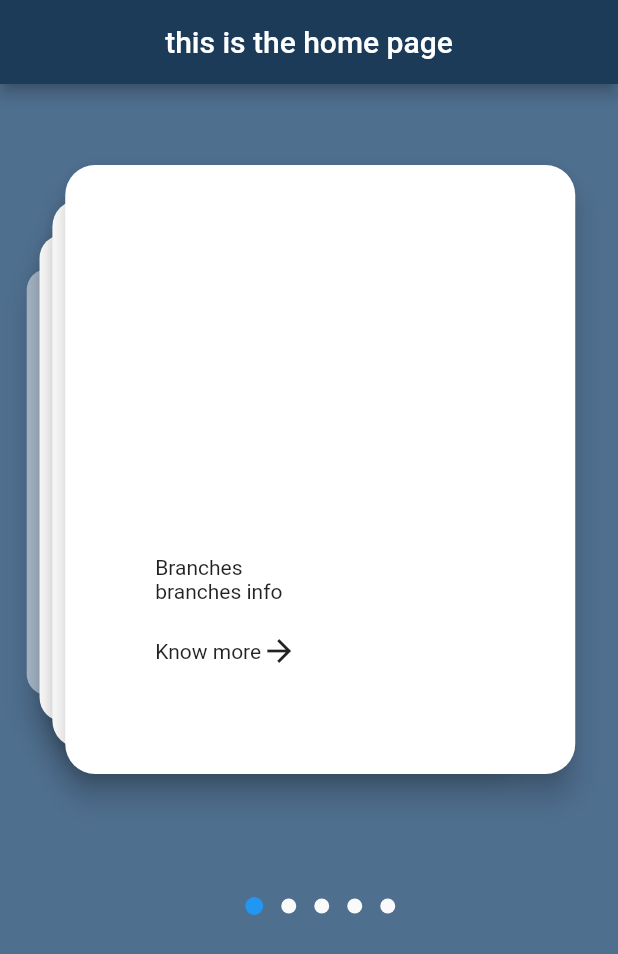
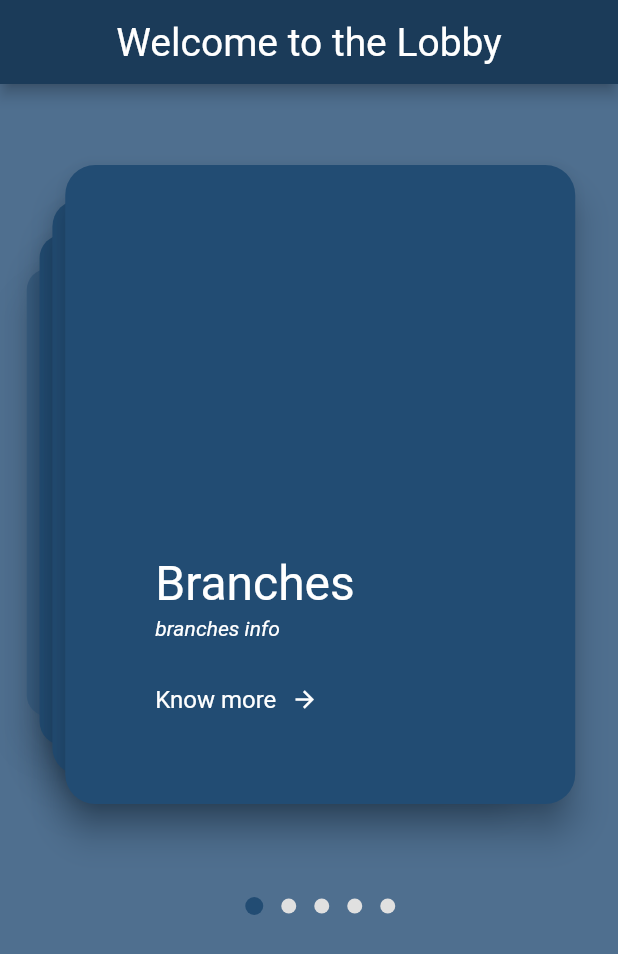
Before and after one commit to 42ip/student-db, a Flutter app: the screen it shows after launch, on a phone screen of 412 x 824 dp. Shown: the top 954 px of the screen. Run offline on Flutter 3.47's test engine with Material 2 defaults, Android fonts, the phone set to English and light mode, and no system bars; our stand-ins replace data_connection_checker, delayed_display, flutter_spinkit, flutter_swiper, hexcolor and 1 more; missing offline and left inert: dart:ffi.

Commit message:
ui changes for homepage

```diff
--- a/lib/pages/home.dart
+++ b/lib/pages/home.dart
@@ -19,7 +19,11 @@ class _HomeState extends State<Home> {
       appBar: AppBar(
         backgroundColor: Hexcolor('#1B3B59'),
         centerTitle: true,
-        title: Text('this is the home page'),
+        title: Text('Welcome to the Lobby',
+          style: TextStyle(
+            fontWeight: FontWeight.w400,
+            fontSize: 26,
+          ),)
       ),
       body:Container(
         height: 570,
@@ -32,6 +36,8 @@ class _HomeState extends State<Home> {
           pagination: SwiperPagination(
             builder: DotSwiperPaginationBuilder(
               activeSize: 12,
+              activeColor: Hexcolor('#224c73'),
+              color: Colors.grey[300],
               space: 6,
             ),
           ),
@@ -46,7 +52,9 @@ class _HomeState extends State<Home> {
                     children:<Widget>[
                       SizedBox(height: 50,),
                       Card(
-                        elevation : 8,
+                        color: Hexcolor('#224c73'),
+                        elevation : 10,
+                        shadowColor: Hexcolor('#1b3b59'),
                         shape: RoundedRectangleBorder(
                           borderRadius: BorderRadius.circular(20)
                         ),
@@ -56,16 +64,32 @@ class _HomeState extends State<Home> {
                             crossAxisAlignment: CrossAxisAlignment.start,
                               children:<Widget>[
                                 SizedBox(height: 200,),
-                                Text(slides[index].name),
-                                Text(slides[index].desc,),
-                                SizedBox(height: 20,),
+                                Text(slides[index].name,
+                                  style: TextStyle(
+                                    fontSize: 32,
+                                  color:Colors.white
+                                  ) ,),
+                                SizedBox(height: 3,),
+                                Text(slides[index].desc,
+                                  style: TextStyle(
+                                    fontWeight: FontWeight.w400,
+                                      color:Colors.white,
+                                    fontStyle: FontStyle.italic,
+                                  ) ,),
+                                SizedBox(height: 30,),
                                 Row(
                                   children: <Widget>[
-                                    Text("Know more", ),
-                                    Icon(Icons.arrow_forward),
+                                    Text("Know more",
+                                      style: TextStyle(
+                                        fontWeight: FontWeight.w400,
+                                          color:Colors.white,
+                                        fontSize: 16,
+                                      ), ),
+                                    SizedBox(width: 10,),
+                                    Icon(Icons.arrow_forward, size: 18.0, color: Colors.white,),
                                   ],
                                 ),
-                                SizedBox(height: 10,),
+//                                SizedBox(height: 10,),
                           ],
                           ),
                         ),
--- a/pubspec.yaml
+++ b/pubspec.yaml
@@ -28,7 +28,6 @@ dependencies:
   data_connection_checker: ^0.3.4
   delayed_display: ^1.0.3
   hexcolor: ^1.0.4
-  carousel_slider: ^2.2.1
   flutter_swiper: ^1.1.6
   validators: ^2.0.0 # change to latest version
   # The following adds the Cupertino Icons font to your application.
```
Also changed, not shown: pubspec.lock.
